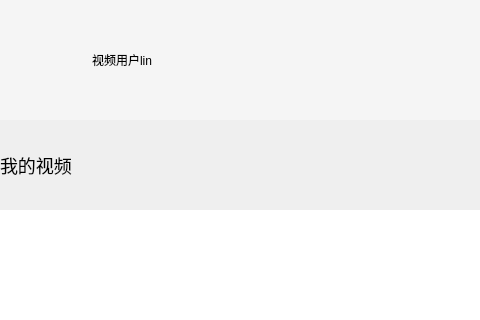
This is client/BiliVideoPlayerSystem/myselfwidget.ui in shilinnull/BiliVideoPlayer as Qt 5 draws it before an edit; both pictures show x 0 to 480 and y 0 to 320 of the 1341 by 784 pixel window. The edited form follows.
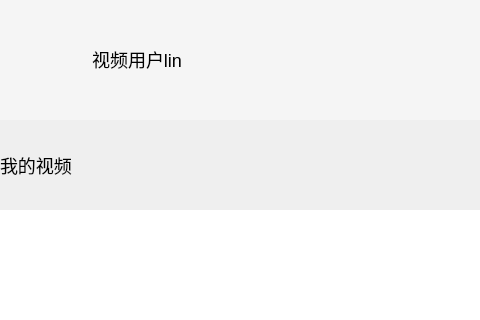
This is the edited form. Icons and pictures are not drawn. Custom widgets are drawn as their Qt base class.

```diff
--- a/client/BiliVideoPlayerSystem/myselfwidget.ui
+++ b/client/BiliVideoPlayerSystem/myselfwidget.ui
@@ -128,8 +128,10 @@
          <item>
           <widget class="QPushButton" name="nicknameBtn">
            <property name="styleSheet">
-            <string notr="true">#nicknameBtn {
+            <string notr="true">#nicknameBtn{ 
 	border : none;
+	font-size : 18px; 
+	font-family : 微软雅⿊; 
 }</string>
            </property>
            <property name="text">
@@ -561,6 +563,11 @@
    <extends>QPushButton</extends>
    <header location="global">myselfwidget.h</header>
   </customwidget>
+  <customwidget>
+   <class>MyPushButton</class>
+   <extends>QPushButton</extends>
+   <header location="global">avatarbutton.h</header>
+  </customwidget>
  </customwidgets>
  <resources/>
  <connections/>
```
Left out of the diff: 2 changed lines with no effect on the pictures.
